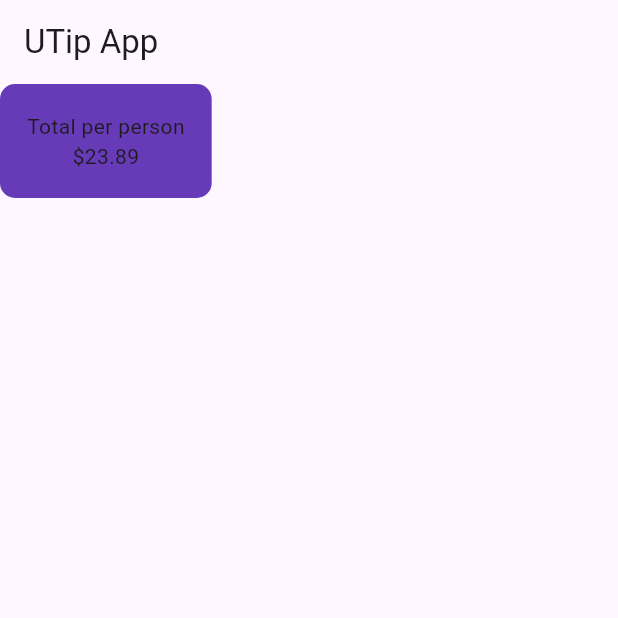
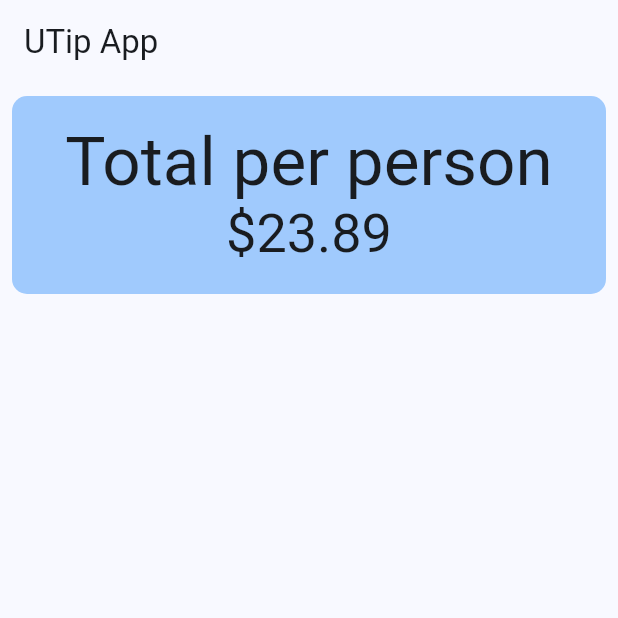
Before and after one commit to AMGG13/utip_calculator, a Flutter app: the screen it shows after launch, on a phone screen of 412 x 824 dp, the top half of it. Run offline on Flutter 3.47's test engine with Material 3 defaults, Android fonts, the phone set to English and light mode, and no system bars.

Commit message:
Theming and understanding BuildContext

```diff
--- a/lib/main.dart
+++ b/lib/main.dart
@@ -12,7 +12,8 @@ class MyApp extends StatelessWidget {
     return MaterialApp(
       title: 'UTip - Home',
       theme: ThemeData(
-        colorScheme: ColorScheme.fromSeed(seedColor: Colors.deepPurple),
+        colorScheme: ColorScheme.fromSeed(seedColor: Colors.blue),
+        useMaterial3: true,
       ),
       home: const UTip(),
     );
@@ -29,18 +30,29 @@ class UTip extends StatefulWidget {
 class _UTipState extends State<UTip> {
   @override
   Widget build(BuildContext context) {
+    var theme = Theme.of(context);
     return Scaffold(
       appBar: AppBar(title: const Text("UTip App")),
       body: Column(
+        crossAxisAlignment: CrossAxisAlignment.stretch,
         children: [
-          Container(
-            padding: EdgeInsets.all(18),
-            decoration: BoxDecoration(
-              color: Colors.deepPurple,
-              borderRadius: BorderRadius.circular(10),
-            ),
-            child: Column(
-              children: [const Text("Total per person"), const Text("\$23.89")],
+          Padding(
+            padding: const EdgeInsets.all(8.0),
+            child: Container(
+              padding: EdgeInsets.all(18),
+              decoration: BoxDecoration(
+                color: theme.colorScheme.inversePrimary,
+                borderRadius: BorderRadius.circular(10),
+              ),
+              child: Column(
+                children: [
+                  Text(
+                    "Total per person",
+                    style: theme.textTheme.displayMedium,
+                  ),
+                  Text("\$23.89", style: theme.textTheme.displaySmall),
+                ],
+              ),
             ),
           ),
         ],
```
Also changed, not shown: 1 other file.
